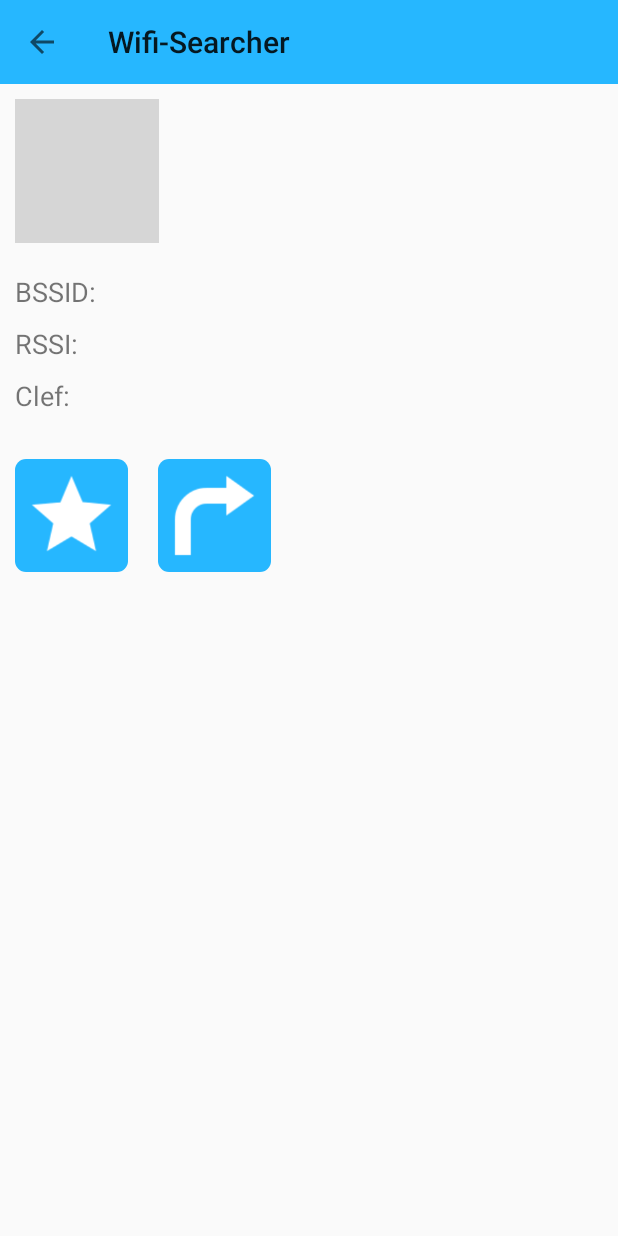
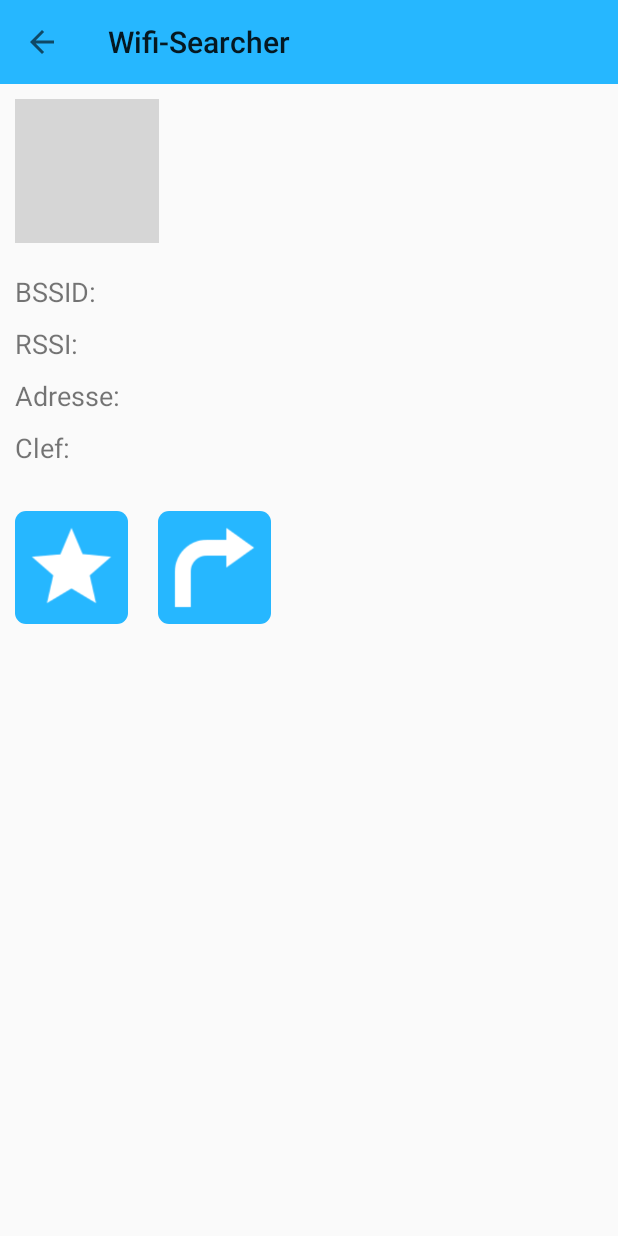
Before and after one commit to SuperPandaFunk/H2018, an Android app: the ViewBeaconActivity screen opened directly, with no data from a screen before it, on a phone screen of 412 x 824 dp. Run offline under Robolectric (Android 15) with nearby library versions, the phone set to English and light mode, and no system bars; libraries missing offline, so code that uses them is left out: io.realm, io.realm.annotations; 1 statement that could not run was skipped; grey boxes are pictures that could not be loaded.

Commit message:
Add beacon

```diff
--- a/INF8405 - Informatique mobile/Wifi-Searcher/app/src/main/java/polytechnique/wifi_searcher/activities/ViewBeaconActivity.java
+++ b/INF8405 - Informatique mobile/Wifi-Searcher/app/src/main/java/polytechnique/wifi_searcher/activities/ViewBeaconActivity.java
@@ -21,7 +21,7 @@ public class ViewBeaconActivity extends AppCompatActivity {
     //Objet utile une fois realm et l'objet comme tel configurer
     //private Beacon thisBeacon;
     private String givenSSID;
-    private TextView ssid, bssid, rssi, encryptionKey;
+    private TextView ssid, bssid, rssi, encryptionKey, street;
     private ImageButton favorite, direction;
     private ImageView wifiType;
 
@@ -32,6 +32,7 @@ public class ViewBeaconActivity extends AppCompatActivity {
         bssid = (TextView)findViewById(R.id.bssid);
         rssi = (TextView)findViewById(R.id.rssi);
         encryptionKey = (TextView)findViewById(R.id.encryptionKey);
+        street = (TextView)findViewById(R.id.addressValue);
         //TODO: Ajouter des OnItemClickListener pour les bouttons et faire de quoi avec
         favorite = (ImageButton) findViewById(R.id.favorite);
         direction = (ImageButton)findViewById(R.id.direction);
@@ -63,6 +64,7 @@ public class ViewBeaconActivity extends AppCompatActivity {
         bssid.setText(getIntent().getStringExtra("bssid"));
         rssi.setText(getIntent().getStringExtra("rssi"));
         encryptionKey.setText(getIntent().getStringExtra("encryptionKey"));
+        street.setText(getIntent().getStringExtra("addressValue"));
         wifiType.setImageResource(getIntent().getIntExtra("wifiType", R.drawable.question_mark));
     }
 
--- a/INF8405 - Informatique mobile/Wifi-Searcher/app/src/main/java/polytechnique/wifi_searcher/models/Beacon.java
+++ b/INF8405 - Informatique mobile/Wifi-Searcher/app/src/main/java/polytechnique/wifi_searcher/models/Beacon.java
@@ -70,7 +70,7 @@ public class Beacon extends RealmObject {
 
     private boolean isWifiPublic(String capabilities)
     {
-        return (capabilities.indexOf("WPA") >= 0 || capabilities.indexOf("EAP") >= 0);
+        return !(capabilities.indexOf("WPA") >= 0 || capabilities.indexOf("EAP") >= 0);
     }
 
 
@@ -133,6 +133,8 @@ public class Beacon extends RealmObject {
     }
 
     public int getTestWifiType(){
+        if (_wifiType == null)
+            return  R.drawable.restaurant;
         switch (_wifiType){
             default:
             case "resto":
--- a/INF8405 - Informatique mobile/Wifi-Searcher/app/src/main/res/layout/view_beacon.xml
+++ b/INF8405 - Informatique mobile/Wifi-Searcher/app/src/main/res/layout/view_beacon.xml
@@ -7,7 +7,7 @@
 
     <android.support.v7.widget.Toolbar
         android:layout_width="match_parent"
-        android:layout_height="?attr/actionBarSize"
+        android:layout_height="56dp"
         android:background="@color/colorAccent"
         android:id="@+id/toolbar"
         />
@@ -81,12 +81,33 @@
             android:layout_marginEnd="10dp"
             android:text="Ceci est un tres long RSSI qui est inutile dans la vie"
             android:id="@+id/rssi"/>
-
         <TextView
             android:layout_width="wrap_content"
             android:layout_height="wrap_content"
             android:layout_below="@id/rssiStatic"
             android:layout_alignStart="@id/rssiStatic"
+            android:layout_marginTop="10dp"
+            android:textSize="18sp"
+            android:text="Adresse:"
+            android:id="@+id/address"/>
+
+        <TextView
+            android:layout_width="wrap_content"
+            android:layout_height="wrap_content"
+            android:textSize="18sp"
+            android:layout_alignBaseline="@id/address"
+            android:layout_alignStart="@id/rssi"
+            android:layout_marginEnd="10dp"
+            android:layout_marginBottom="10dp"
+            android:textAllCaps="true"
+            android:text="Value"
+            android:id="@+id/addressValue"/>
+
+        <TextView
+            android:layout_width="wrap_content"
+            android:layout_height="wrap_content"
+            android:layout_below="@id/address"
+            android:layout_alignStart="@id/address"
             android:layout_marginTop="10dp"
             android:textSize="18sp"
             android:text="Clef:"
@@ -103,6 +124,7 @@
             android:textAllCaps="true"
             android:text="WEP"
             android:id="@+id/encryptionKey"/>
+
 
     </RelativeLayout>
 
```
Also changed, not shown: INF8405 - Informatique mobile/Wifi-Searcher/app/src/main/java/polytechnique/wifi_searcher/fragments/ListFrag.java (+32 -14 lines), INF8405 - Informatique mobile/Wifi-Searcher/app/src/main/java/polytechnique/wifi_searcher/fragments/MapFrag.java (+44 -15 lines), INF8405 - Informatique mobile/Wifi-Searcher/app/src/main/res/layout/list_hot_spot.xml (+6 -1 lines).
